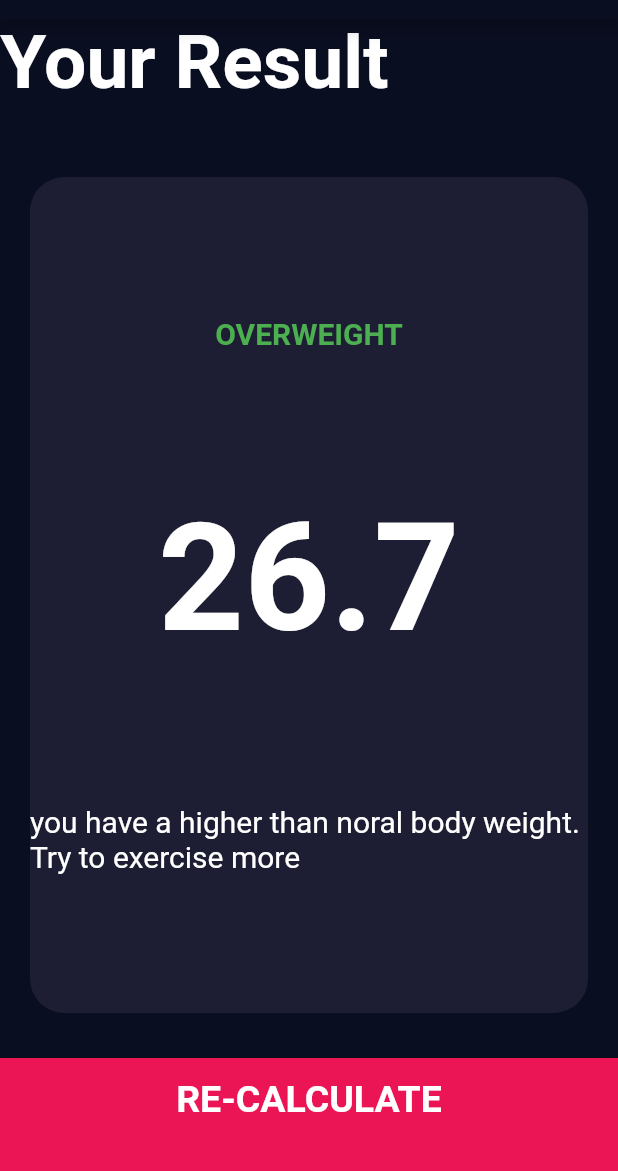
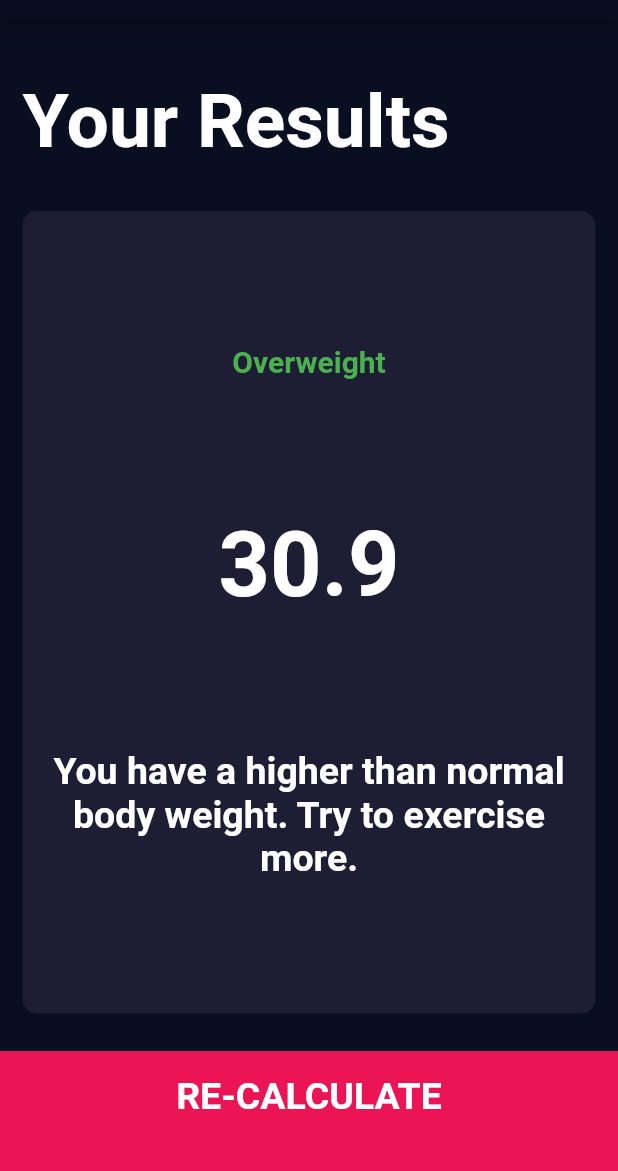
Before and after one commit to bethel-m/bmi_calculator, a Flutter app: the screen it shows after launch, after a tap on "CALCULATE", on a phone screen of 412 x 824 dp, the part 65-1236 px from its top. Run offline on Flutter 3.47's test engine with Material 2 defaults, Android fonts, the phone set to English and light mode, and no system bars; our stand-ins replace font_awesome_flutter.

Commit message:
added the second calculate page

```diff
--- /dev/null
+++ b/lib/calculate/calculate_bmi.dart
@@ -0,0 +1,35 @@
+import 'dart:math';
+
+class BmiCalculator {
+  BmiCalculator({required this.height, required this.weight});
+
+  final int height;
+  final int weight;
+
+  double _bmi = 0;
+
+  String calculateBMI() {
+    _bmi = weight / pow(height / 100, 2);
+    return _bmi.toStringAsFixed(1);
+  }
+
+  String getResult() {
+    if (_bmi >= 25) {
+      return 'Overweight';
+    } else if (_bmi > 18.5) {
+      return 'Normal';
+    } else {
+      return 'Underweight';
+    }
+  }
+
+  String getInterpretation() {
+    if (_bmi >= 25) {
+      return 'You have a higher than normal body weight. Try to exercise more.';
+    } else if (_bmi >= 18.5) {
+      return 'You have a normal body weight. Good job!';
+    } else {
+      return 'You have a lower than normal body weight. You can eat a bit more.';
+    }
+  }
+}
--- /dev/null
+++ b/lib/components/bottom_button.dart
@@ -0,0 +1,31 @@
+import 'package:flutter/material.dart';
+import 'package:bmi_calculator/constants.dart';
+
+class BottomButton extends StatelessWidget {
+  const BottomButton({
+    super.key,
+    required this.title,
+    required this.onPress,
+  });
+  final String title;
+  final Function() onPress;
+  @override
+  Widget build(BuildContext context) {
+    return GestureDetector(
+      onTap: onPress,
+      child: Container(
+        padding: EdgeInsets.only(bottom: 20.0),
+        child: Center(
+          child: Text(
+            title,
+            style: kBottomContainerTextStyle,
+          ),
+        ),
+        margin: EdgeInsets.only(top: 10),
+        color: kBottomCardColour,
+        width: double.infinity,
+        height: kBottomContainerHeight,
+      ),
+    );
+  }
+}
--- /dev/null
+++ b/lib/components/rounded_button.dart
@@ -0,0 +1,19 @@
+import 'package:flutter/material.dart';
+
+class RoundedButton extends StatelessWidget {
+  const RoundedButton({Key? key, this.icon, required this.onPressed})
+      : super(key: key);
+  final IconData? icon;
+  final Function() onPressed;
+  @override
+  Widget build(BuildContext context) {
+    return RawMaterialButton(
+      elevation: 0.0,
+      child: Icon(icon),
+      fillColor: Color(0xFF4C4F5E),
+      shape: CircleBorder(),
+      onPressed: onPressed,
+      constraints: const BoxConstraints.tightFor(width: 50.0, height: 50.0),
+    );
+  }
+}
--- a/lib/top_cards.dart
+++ b/lib/components/top_cards.dart
@@ -1,5 +1,5 @@
 import 'package:flutter/material.dart';
-import 'constants.dart';
+import 'package:bmi_calculator/constants.dart';
 
 class TopCardsContents extends StatelessWidget {
   const TopCardsContents({
--- a/lib/constants.dart
+++ b/lib/constants.dart
@@ -38,3 +38,5 @@ const kFemaleIcon = FontAwesomeIcons.venus;
 const kFemale = "FEMALE";
 const kMale = "MALE";
 const kIconColour = Color(0xFF8D8E98);
+const double kMaxHumanHeight = 400.0;
+const double kMinHumanHeight = 50.0;
--- a/lib/main.dart
+++ b/lib/main.dart
@@ -1,5 +1,5 @@
 import 'package:flutter/material.dart';
-import 'input_page.dart';
+import 'screens/input_page.dart';
 
 void main() => runApp(BMICalculator());
 
--- a/lib/results_page.dart
+++ /dev/null
@@ -1,81 +0,0 @@
-import 'package:flutter/material.dart';
-import 'constants.dart';
-
-class ResultsPage extends StatelessWidget {
-  const ResultsPage({Key? key}) : super(key: key);
-
-  @override
-  Widget build(BuildContext context) {
-    return Scaffold(
-      appBar: AppBar(
-        title: Text("BMI CALCULATOR"),
-      ),
-      body: Column(
-        mainAxisAlignment: MainAxisAlignment.spaceEvenly,
-        crossAxisAlignment: CrossAxisAlignment.stretch,
-        children: [
-          Expanded(
-            child: Text(
-              "Your Result",
-              style: kResultsPageText,
-            ),
-          ),
-          Expanded(
-            flex: 7,
-            child: Container(
-              margin: EdgeInsets.all(20),
-              decoration: BoxDecoration(
-                borderRadius: BorderRadius.circular(23.0),
-                color: kActiveCardColour,
-              ),
-              child: Column(
-                crossAxisAlignment: CrossAxisAlignment.center,
-                mainAxisAlignment: MainAxisAlignment.spaceEvenly,
-                children: [
-                  Center(
-                    child: Text(
-                      "OVERWEIGHT",
-                      style: kResultContainerTopText,
-                    ),
-                  ),
-                  Center(
-                    child: Text(
-                      "26.7",
-                      style: kResultPageWeightNumberTextStyle,
-                    ),
-                  ),
-                  Center(
-                    child: Text(
-                      "you have a higher than noral body weight. Try to exercise more",
-                      style: kResultsPageWeightCommentTextStyle,
-                    ),
-                  ),
-                ],
-              ),
-            ),
-          ),
-          Expanded(
-            child: GestureDetector(
-              onTap: () {
-                Navigator.pop(context);
-              },
-              child: Container(
-                padding: EdgeInsets.only(bottom: 20.0),
-                child: Center(
-                  child: Text(
-                    "RE-CALCULATE",
-                    style: kBottomContainerTextStyle,
-                  ),
-                ),
-                margin: EdgeInsets.only(top: 10),
-                color: kBottomCardColour,
-                width: double.infinity,
-                height: kBottomContainerHeight,
-              ),
-            ),
-          )
-        ],
-      ),
-    );
-  }
-}
--- a/lib/input_page.dart
+++ b/lib/screens/input_page.dart
@@ -1,9 +1,12 @@
 import 'package:flutter/material.dart';
 import 'package:font_awesome_flutter/font_awesome_flutter.dart';
-import 'reusable_card.dart';
-import 'top_cards.dart';
-import 'constants.dart';
 import 'results_page.dart';
+import 'package:bmi_calculator/constants.dart';
+import 'package:bmi_calculator/components/bottom_button.dart';
+import 'package:bmi_calculator/components/rounded_button.dart';
+import 'package:bmi_calculator/components/reusable_card.dart';
+import 'package:bmi_calculator/components/top_cards.dart';
+import 'package:bmi_calculator/calculate/calculate_bmi.dart';
 
 enum GenderType {
   male,
@@ -109,8 +112,8 @@ class _InputPageState extends State<InputPage> {
                   ),
                   child: Slider(
                     value: height.toDouble(),
-                    min: 100,
-                    max: 300,
+                    min: kMinHumanHeight,
+                    max: kMaxHumanHeight,
                     onChanged: (double newHeight) {
                       setState(() {
                         height = newHeight.toInt();
@@ -131,7 +134,7 @@ class _InputPageState extends State<InputPage> {
                       mainAxisAlignment: MainAxisAlignment.center,
                       children: [
                         Text(
-                          "WEIGHT",
+                          "WEIGHT(Kg)",
                           style: kLabelTextStyle,
                         ),
                         Text(
@@ -211,51 +214,28 @@ class _InputPageState extends State<InputPage> {
               ],
             ),
           ),
-          GestureDetector(
-            onTap: () {
+          BottomButton(
+            title: "CALCULATE",
+            onPress: () {
+              BmiCalculator bmiCalculator =
+                  BmiCalculator(height: height, weight: weight);
+
               Navigator.push(
                 context,
                 MaterialPageRoute(
                   builder: (context) {
-                    return ResultsPage();
+                    return ResultsPage(
+                      bmiResult: bmiCalculator.calculateBMI(),
+                      resultText: bmiCalculator.getResult(),
+                      resultInterpretation: bmiCalculator.getInterpretation(),
+                    );
                   },
                 ),
               );
             },
-            child: Container(
-              padding: EdgeInsets.only(bottom: 20.0),
-              child: Center(
-                child: Text(
-                  "CALCULATE",
-                  style: kBottomContainerTextStyle,
-                ),
-              ),
-              margin: EdgeInsets.only(top: 10),
-              color: kBottomCardColour,
-              width: double.infinity,
-              height: kBottomContainerHeight,
-            ),
           )
         ],
       ),
     );
   }
 }
-
-class RoundedButton extends StatelessWidget {
-  const RoundedButton({Key? key, this.icon, required this.onPressed})
-      : super(key: key);
-  final IconData? icon;
-  final Function() onPressed;
-  @override
-  Widget build(BuildContext context) {
-    return RawMaterialButton(
-      elevation: 0.0,
-      child: Icon(icon),
-      fillColor: Color(0xFF4C4F5E),
-      shape: CircleBorder(),
-      onPressed: onPressed,
-      constraints: const BoxConstraints.tightFor(width: 50.0, height: 50.0),
-    );
-  }
-}
--- /dev/null
+++ b/lib/screens/results_page.dart
@@ -0,0 +1,70 @@
+import 'package:bmi_calculator/constants.dart';
+import 'package:bmi_calculator/components/reusable_card.dart';
+import 'package:flutter/material.dart';
+import 'package:bmi_calculator/components/bottom_button.dart';
+
+class ResultsPage extends StatelessWidget {
+  const ResultsPage(
+      {Key? key,
+      required this.bmiResult,
+      required this.resultText,
+      required this.resultInterpretation})
+      : super(key: key);
+  final String bmiResult;
+  final String resultText;
+  final String resultInterpretation;
+  @override
+  Widget build(BuildContext context) {
+    return Scaffold(
+      appBar: AppBar(
+        title: Text("BMI CALCULATOR"),
+      ),
+      body: Column(
+        crossAxisAlignment: CrossAxisAlignment.stretch,
+        mainAxisAlignment: MainAxisAlignment.center,
+        children: [
+          Expanded(
+            child: Container(
+              padding: EdgeInsets.all(15.0),
+              alignment: Alignment.bottomLeft,
+              child: Text(
+                "Your Results",
+                style: kResultsPageText,
+              ),
+            ),
+          ),
+          Expanded(
+            flex: 5,
+            child: ReuseableCard(
+              color: kActiveCardColour,
+              child: Column(
+                mainAxisAlignment: MainAxisAlignment.spaceEvenly,
+                children: [
+                  Text(
+                    resultText,
+                    style: kResultContainerTopText,
+                  ),
+                  Text(
+                    bmiResult,
+                    style: kNumberTextStyle,
+                  ),
+                  Text(
+                    resultInterpretation,
+                    textAlign: TextAlign.center,
+                    style: kBottomContainerTextStyle,
+                  )
+                ],
+              ),
+            ),
+          ),
+          BottomButton(
+            title: "RE-CALCULATE",
+            onPress: () {
+              Navigator.pop(context);
+            },
+          )
+        ],
+      ),
+    );
+  }
+}
```
Also changed, not shown: lib/components/reusable_card.dart (renamed from lib/reusable_card.dart).
